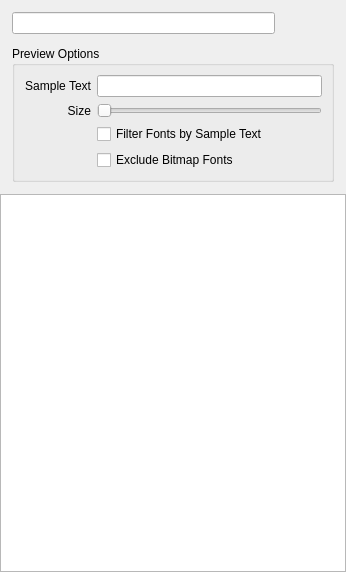
Above: UI-Qt/QXFontListWindow.ui from frinkr/FontViewer before the change. Below: the same form after it.
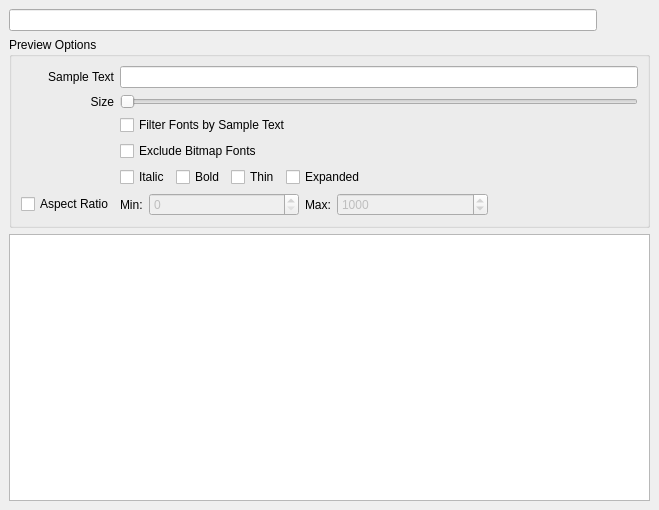
That is the form after the change. Icons and pictures are not drawn. Custom widgets are drawn as their Qt base class.

Commit message: add aspect ratio filter

The edit to the form file:
```diff
--- a/UI-Qt/QXFontListWindow.ui
+++ b/UI-Qt/QXFontListWindow.ui
@@ -6,47 +6,15 @@
    <rect>
     <x>0</x>
     <y>0</y>
-    <width>346</width>
-    <height>572</height>
+    <width>659</width>
+    <height>510</height>
    </rect>
   </property>
   <property name="windowTitle">
    <string>Select Font</string>
   </property>
   <widget class="QWidget" name="centralwidget">
-   <layout class="QVBoxLayout" name="verticalLayout_2">
-    <property name="spacing">
-     <number>0</number>
-    </property>
-    <property name="leftMargin">
-     <number>0</number>
-    </property>
-    <property name="topMargin">
-     <number>0</number>
-    </property>
-    <property name="rightMargin">
-     <number>0</number>
-    </property>
-    <property name="bottomMargin">
-     <number>0</number>
-    </property>
-    <item>
      <layout class="QVBoxLayout" name="verticalLayout">
-      <property name="spacing">
-       <number>12</number>
-      </property>
-      <property name="leftMargin">
-       <number>12</number>
-      </property>
-      <property name="topMargin">
-       <number>12</number>
-      </property>
-      <property name="rightMargin">
-       <number>12</number>
-      </property>
-      <property name="bottomMargin">
-       <number>12</number>
-      </property>
       <item>
        <layout class="QHBoxLayout" name="horizontalLayout_2">
         <item>
@@ -161,9 +129,6 @@
          <string>Preview Options</string>
         </property>
         <layout class="QGridLayout" name="gridLayout">
-         <item row="0" column="1">
-          <widget class="QLineEdit" name="previewTextEdit"/>
-         </item>
          <item row="1" column="1">
           <widget class="QSlider" name="previewFontSizeSlider">
            <property name="minimum">
@@ -174,26 +139,6 @@
            </property>
           </widget>
          </item>
-         <item row="0" column="0">
-          <widget class="QLabel" name="label">
-           <property name="text">
-            <string>Sample Text</string>
-           </property>
-           <property name="alignment">
-            <set>Qt::AlignRight|Qt::AlignTrailing|Qt::AlignVCenter</set>
-           </property>
-          </widget>
-         </item>
-         <item row="1" column="0">
-          <widget class="QLabel" name="label_2">
-           <property name="text">
-            <string>Size</string>
-           </property>
-           <property name="alignment">
-            <set>Qt::AlignRight|Qt::AlignTrailing|Qt::AlignVCenter</set>
-           </property>
-          </widget>
-         </item>
          <item row="2" column="1">
           <widget class="QCheckBox" name="previewCoverAllCharsCheckBox">
            <property name="toolTip">
@@ -204,6 +149,16 @@
            </property>
           </widget>
          </item>
+       <item row="1" column="0">
+        <widget class="QLabel" name="label_2">
+         <property name="text">
+          <string>Size</string>
+         </property>
+         <property name="alignment">
+          <set>Qt::AlignRight|Qt::AlignTrailing|Qt::AlignVCenter</set>
+         </property>
+        </widget>
+       </item>
           <item row="3" column="1">
             <widget class="QCheckBox" name="excludeBitmapFontCheckBox">
               <property name="text">
@@ -211,10 +166,142 @@
               </property>
             </widget>
           </item>
+       <item row="5" column="0">
+        <widget class="QCheckBox" name="aspectRatioCheckBox">
+         <property name="text">
+          <string>Aspect Ratio</string>
+         </property>
+        </widget>
+       </item>
+       <item row="0" column="1">
+        <widget class="QLineEdit" name="previewTextEdit"/>
+       </item>
+       <item row="0" column="0">
+        <widget class="QLabel" name="label">
+         <property name="text">
+          <string>Sample Text</string>
+         </property>
+         <property name="alignment">
+          <set>Qt::AlignRight|Qt::AlignTrailing|Qt::AlignVCenter</set>
+         </property>
+        </widget>
+       </item>
+       <item row="5" column="1">
+        <layout class="QHBoxLayout" name="horizontalLayout_3">
+         <item>
+          <widget class="QLabel" name="label_3">
+           <property name="text">
+            <string>Min:</string>
+           </property>
+          </widget>
+         </item>
+         <item>
+          <widget class="QSpinBox" name="aspectRatioMinSpinBox">
+           <property name="enabled">
+            <bool>false</bool>
+           </property>
+           <property name="sizePolicy">
+            <sizepolicy hsizetype="Expanding" vsizetype="Fixed">
+             <horstretch>0</horstretch>
+             <verstretch>0</verstretch>
+            </sizepolicy>
+           </property>
+           <property name="maximum">
+            <number>100000</number>
+           </property>
+           <property name="value">
+            <number>0</number>
+           </property>
+          </widget>
+         </item>
+         <item>
+          <widget class="QLabel" name="label_4">
+           <property name="text">
+            <string>Max:</string>
+           </property>
+          </widget>
+         </item>
+         <item>
+          <widget class="QSpinBox" name="aspectRatioMaxSpinBox">
+           <property name="enabled">
+            <bool>false</bool>
+           </property>
+           <property name="sizePolicy">
+            <sizepolicy hsizetype="Expanding" vsizetype="Fixed">
+             <horstretch>0</horstretch>
+             <verstretch>0</verstretch>
+            </sizepolicy>
+           </property>
+           <property name="maximum">
+            <number>100000</number>
+           </property>
+           <property name="value">
+            <number>1000</number>
+           </property>
+          </widget>
+         </item>
+         <item>
+          <spacer name="horizontalSpacer_2">
+           <property name="orientation">
+            <enum>Qt::Horizontal</enum>
+           </property>
+           <property name="sizeHint" stdset="0">
+            <size>
+             <width>40</width>
+             <height>20</height>
+            </size>
+           </property>
+          </spacer>
+         </item>
         </layout>
-       </widget>
-      </item>
-     </layout>
+       </item>
+       <item row="4" column="1">
+        <layout class="QHBoxLayout" name="horizontalLayout_4">
+         <item>
+          <widget class="QCheckBox" name="checkBox_2">
+           <property name="text">
+            <string>Italic</string>
+           </property>
+          </widget>
+         </item>
+         <item>
+          <widget class="QCheckBox" name="checkBox">
+           <property name="text">
+            <string>Bold</string>
+           </property>
+          </widget>
+         </item>
+         <item>
+          <widget class="QCheckBox" name="checkBox_3">
+           <property name="text">
+            <string>Thin</string>
+           </property>
+          </widget>
+         </item>
+         <item>
+          <widget class="QCheckBox" name="checkBox_4">
+           <property name="text">
+            <string>Expanded</string>
+           </property>
+          </widget>
+         </item>
+         <item>
+          <spacer name="horizontalSpacer">
+           <property name="orientation">
+            <enum>Qt::Horizontal</enum>
+           </property>
+           <property name="sizeHint" stdset="0">
+            <size>
+             <width>40</width>
+             <height>20</height>
+            </size>
+           </property>
+          </spacer>
+         </item>
+        </layout>
+       </item>
+      </layout>
+     </widget>
     </item>
     <item>
      <widget class="QXFontListView" name="fontListView"/>
```
Left out of the diff: 35 changed lines with no effect on the pictures. Lines whose indentation alone changed are shown as unchanged. The commit also changes 13 other files.
